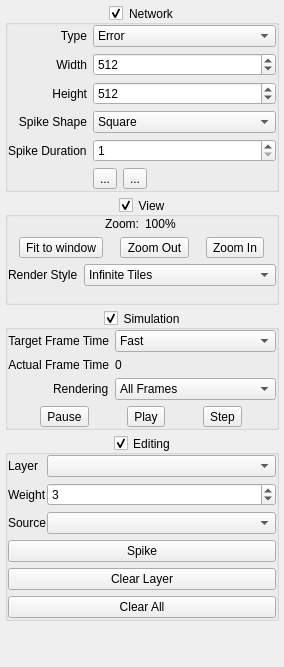
Before: the Qt Designer form Neuron/ToolBox.ui in Skwint/Neuron, drawn with Qt 5.
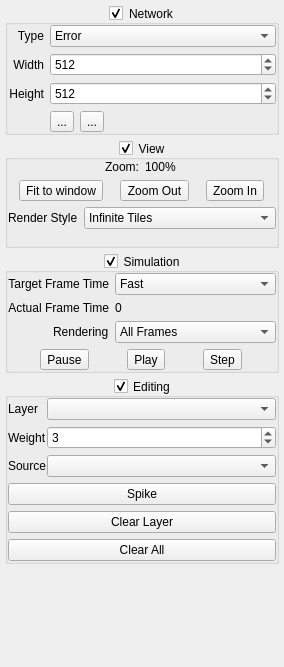
After: the same form once the commit is applied. Icons and pictures are not drawn.

Commit message: Move spike shape definition to per-layer instead of per-automaton. Give each layer its own spike processor in preperation for multi threading.

The edit to the form file:
```diff
--- a/Neuron/ToolBox.ui
+++ b/Neuron/ToolBox.ui
@@ -169,59 +169,7 @@
               </property>
              </widget>
             </item>
-            <item row="3" column="0">
-             <widget class="QLabel" name="label_6">
-              <property name="text">
-               <string>Spike Shape</string>
-              </property>
-              <property name="alignment">
-               <set>Qt::AlignRight|Qt::AlignTrailing|Qt::AlignVCenter</set>
-              </property>
-             </widget>
-            </item>
             <item row="3" column="1">
-             <widget class="QComboBox" name="cmbSpikeShape">
-              <property name="currentIndex">
-               <number>0</number>
-              </property>
-              <item>
-               <property name="text">
-                <string>Square</string>
-               </property>
-              </item>
-              <item>
-               <property name="text">
-                <string>Triangle</string>
-               </property>
-              </item>
-              <item>
-               <property name="text">
-                <string>Gaussian</string>
-               </property>
-              </item>
-             </widget>
-            </item>
-            <item row="4" column="0">
-             <widget class="QLabel" name="spikeDurationLabel">
-              <property name="text">
-               <string>Spike Duration</string>
-              </property>
-             </widget>
-            </item>
-            <item row="4" column="1">
-             <widget class="QSpinBox" name="spinSpikeDuration">
-              <property name="minimum">
-               <number>1</number>
-              </property>
-              <property name="maximum">
-               <number>7</number>
-              </property>
-              <property name="value">
-               <number>1</number>
-              </property>
-             </widget>
-            </item>
-            <item row="5" column="1">
              <layout class="QHBoxLayout" name="horizontalLayout_4">
               <item>
                <widget class="QToolButton" name="btnLoad">
```
The commit also changes 15 other files.
